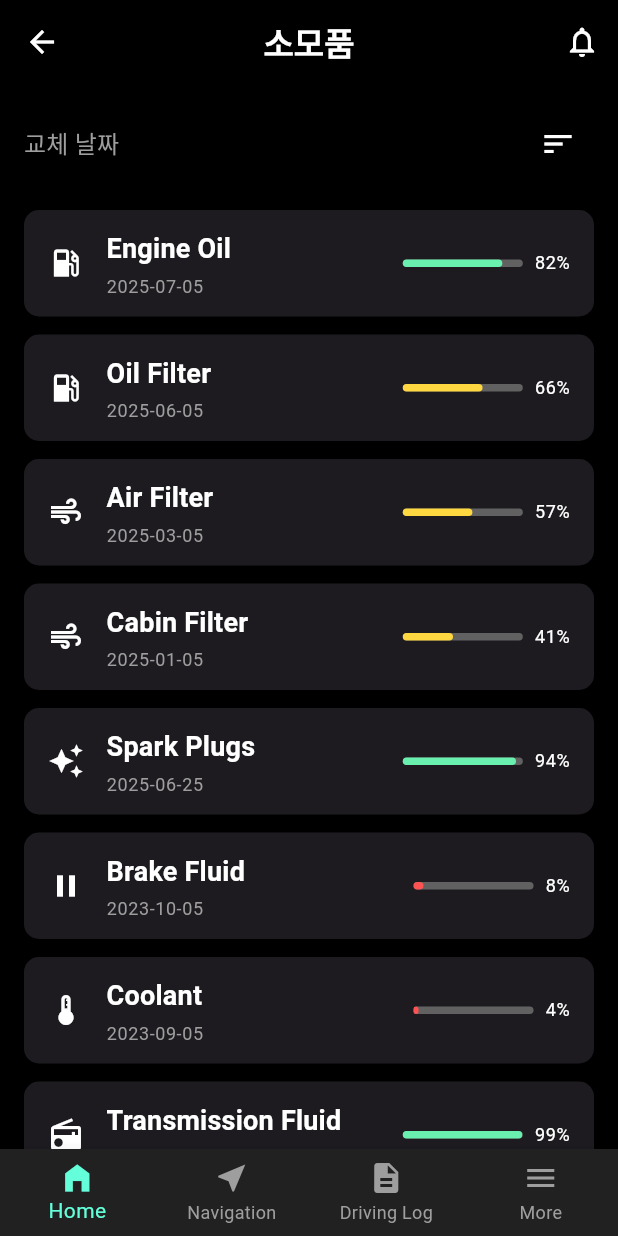
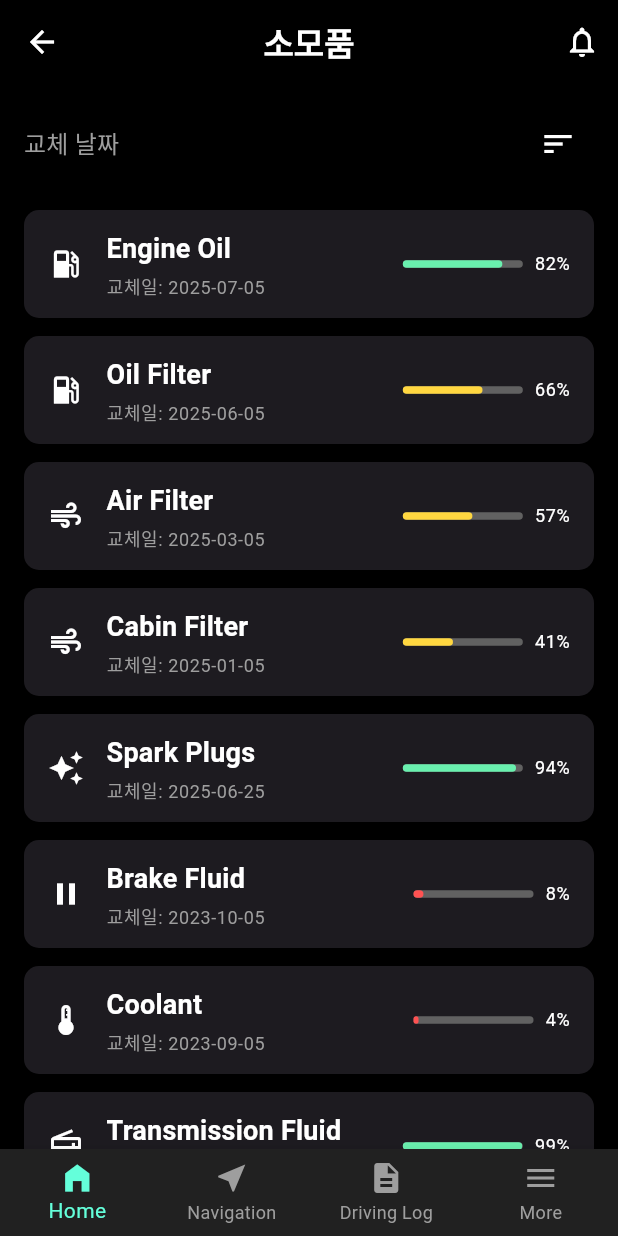
Before and after one commit to liftYun/Moring, a Flutter app: the RootPage screen opened by its route, after a tap on "Engine Oil", on a phone screen of 412 x 824 dp. Run offline on Flutter 3.47's test engine with Material 3 defaults, Android fonts, the light colour scheme and no system bars; drawn by our look-alikes of overlay_support; our stand-ins replace dio, firebase_core, firebase_messaging, flutter_local_notifications, flutter_riverpod, flutter_secure_storage and 2 more; missing offline and left inert: kakao_flutter_sdk_common, kakao_flutter_sdk_user; accounts and stored records are empty; generated files the repository leaves out were written again; network calls fail.

Commit message:
차량 상세 정보

```diff
--- a/front/lib/screens/consumable/consumable_parts.dart
+++ b/front/lib/screens/consumable/consumable_parts.dart
@@ -1,101 +1,82 @@
 // Path: front/lib/screens/consumable/consumable_parts.dart
 
 import 'package:flutter/material.dart';
-import 'package:moring/utils/app_icon.dart'; // AppIcons 클래스를 위해
-import 'package:moring/utils/custom_app_bar.dart'; // CustomAppBar 위젯을 위해
-import 'package:moring/utils/bottom_nav_bar.dart'; // CustomBottomNavBar 위젯을 위해
-import 'package:moring/models/consumable.dart'; // Consumable 모델 임포트
+import 'package:moring/utils/app_icon.dart';
+import 'package:moring/utils/custom_app_bar.dart';
+import 'package:moring/utils/bottom_nav_bar.dart';
+import 'package:moring/models/consumable.dart';
+import 'package:dio/dio.dart';
+import 'package:flutter_riverpod/flutter_riverpod.dart'; // Riverpod import 추가
+import 'package:moring/providers/api_client.dart'; // authDio import 추가
 
+class ConsumablePartsScreen extends ConsumerStatefulWidget { // ConsumerStatefulWidget으로 변경
+  final List<Consumable> consumables;
 
-class ConsumablePartsScreen extends StatefulWidget {
-  const ConsumablePartsScreen({super.key});
+  const ConsumablePartsScreen({super.key, required this.consumables});
 
   @override
-  State<ConsumablePartsScreen> createState() => _ConsumablePartsScreenState();
+  ConsumerState<ConsumablePartsScreen> createState() => _ConsumablePartsScreenState(); // ConsumerState로 변경
 }
 
-class _ConsumablePartsScreenState extends State<ConsumablePartsScreen> {
-  int _selectedIndex = 0; // 하단 네비게이션 바 선택 인덱스
-  late List<Consumable> _consumables; // 소모품 데이터를 담을 리스트
+class _ConsumablePartsScreenState extends ConsumerState<ConsumablePartsScreen> { // ConsumerState로 변경
+  int _selectedIndex = 0;
+  late List<Consumable> _consumables;
+  Consumable? _selectedConsumable;
+  final ScrollController _scrollController = ScrollController();
+
+  final _replacementDateController = TextEditingController();
+  final _replacementCycleMonthsController = TextEditingController();
+  final _replacementCycleKmController = TextEditingController();
+  final _notesController = TextEditingController();
+  String? _selectedType;
+
+  // Dio 인스턴스 생성 로직을 제거합니다.
+  // 대신 _updateConsumableData 함수에서 ref.read(authDioProvider)를 사용합니다.
 
   @override
   void initState() {
     super.initState();
-    _initializeConsumables();
+    _consumables = widget.consumables;
   }
 
-  void _initializeConsumables() {
-    // 현재 시간을 기준으로 소모품 교체 주기를 시뮬레이션합니다.
-    final DateTime now = DateTime.now();
+  @override
+  void dispose() {
+    _replacementDateController.dispose();
+    _replacementCycleMonthsController.dispose();
+    _replacementCycleKmController.dispose();
+    _notesController.dispose();
+    _scrollController.dispose();
+    super.dispose();
+  }
 
-    _consumables = [
-      Consumable(
-        icon: AppIcons.engineOil,
-        title: 'Engine Oil',
-        lastReplacedDate: DateTime(now.year, now.month - 1, now.day), // 1개월 전
-        replacementCycleMonths: 6, // DB 기준: 6개월
-      ),
-      Consumable(
-        icon: AppIcons.engineOil, // Oil Filter 아이콘은 Engine Oil과 유사
-        title: 'Oil Filter',
-        lastReplacedDate: DateTime(now.year, now.month - 2, now.day), // 2개월 전
-        replacementCycleMonths: 6, // DB에 없으므로 Engine Oil과 유사하게 6개월 가정
-      ),
-      Consumable(
-        icon: AppIcons.airFilter,
-        title: 'Air Filter',
-        lastReplacedDate: DateTime(now.year, now.month - 5, now.day), // 5개월 전
-        replacementCycleMonths: 12, // DB 기준: 12개월
-      ),
-      Consumable(
-        icon: AppIcons.airFilter, // Cabin Filter 아이콘은 Air Filter와 유사
-        title: 'Cabin Filter',
-        lastReplacedDate: DateTime(now.year - 0, now.month - 7, now.day), // 7개월 전
-        replacementCycleMonths: 12, // DB에 없으므로 유사하게 12개월 가정
-      ),
-      Consumable(
-        icon: AppIcons.sparkPlugs,
-        title: 'Spark Plugs',
-        lastReplacedDate: DateTime(now.year, now.month - 1, now.day - 10), // 1개월 10일 전
-        replacementCycleMonths: 24, // DB 기준: 24개월
-      ),
-      Consumable(
-        icon: AppIcons.breakFluid,
-        title: 'Brake Fluid',
-        lastReplacedDate: DateTime(now.year - 1, now.month - 10, now.day), // 1년 10개월 전 (낮은 진행률)
-        replacementCycleMonths: 24, // DB 기준: 24개월
-      ),
-      Consumable(
-        icon: AppIcons.coolant,
-        title: 'Coolant',
-        lastReplacedDate: DateTime(now.year - 1, now.month - 11, now.day), // 1년 11개월 전 (매우 낮은 진행률)
-        replacementCycleMonths: 24, // DB 기준: 24개월
-      ),
-      Consumable(
-        icon: AppIcons.transmissionFluid, // Transmission Fluid 아이콘 (AppIcons에 없음, 임시로 설정)
-        title: 'Transmission Fluid',
-        lastReplacedDate: DateTime(now.year, now.month, now.day - 5), // 5일 전 (매우 높은 진행률)
-        replacementCycleMonths: 36, // DB에 없으므로 긴 주기 가정
-      ),
-      Consumable(
-        icon: AppIcons.loccation, // 임시 타이어 아이콘 (AppIcons에 없음)
-        title: 'Tire',
-        lastReplacedDate: DateTime(now.year - 2, now.month, now.day), // 2년 전
-        replacementCycleMonths: 36, // DB 기준: 36개월
-      ),
-      Consumable(
-        icon: AppIcons.breakFluid, // 임시 브레이크 패드 아이콘 (AppIcons에 없음)
-        title: 'Brake Pad',
-        lastReplacedDate: DateTime(now.year - 1, now.month - 5, now.day), // 1년 5개월 전
-        replacementCycleMonths: 24, // DB 기준: 24개월
-      ),
-      Consumable(
-        icon: AppIcons.engineOil, // 임시 와이퍼 블레이드 아이콘 (AppIcons에 없음)
-        title: 'Wiper Blade',
-        lastReplacedDate: DateTime(now.year, now.month - 6, now.day), // 6개월 전
-        replacementCycleMonths: 12, // DB 기준: 12개월
-      ),
-    ];
+  void _onConsumableTap(Consumable consumable) {
+    if (_selectedConsumable == consumable) {
+      setState(() {
+        _selectedConsumable = null;
+      });
+    } else {
+      setState(() {
+        _selectedConsumable = consumable;
+        _replacementDateController.text =
+        '${consumable.lastReplacedDate.year}-${consumable.lastReplacedDate.month.toString().padLeft(2, '0')}-${consumable.lastReplacedDate.day.toString().padLeft(2, '0')}';
+        _replacementCycleMonthsController.text =
+        '${consumable.replacementCycleMonths}';
+        _replacementCycleKmController.text = '10000';
+        _notesController.text = '';
+        _selectedType = 'CONSUMABLE';
+      });
+
+      WidgetsBinding.instance.addPostFrameCallback((_) {
+        final selectedIndex = _consumables.indexOf(consumable);
+        if (selectedIndex != -1) {
+          _scrollController.animateTo(
+            (selectedIndex * 100.0) + 100,
+            duration: const Duration(milliseconds: 500),
+            curve: Curves.easeOut,
+          );
+        }
+      });
+    }
   }
 
   void _onItemTapped(int index) {
@@ -103,29 +84,203 @@ class _ConsumablePartsScreenState extends State<ConsumablePartsScreen> {
       _selectedIndex = index;
     });
 
-    // 하단바 탭 시 페이지 전환 로직
-    if (index == 0) { // Home 탭 (인덱스 0)
+    if (index == 0) {
       if (Navigator.canPop(context)) {
-        Navigator.pop(context); // 이전 화면(대부분 HomePage/HomeContent)으로 돌아가기
+        Navigator.pop(context);
       } else {
-        debugPrint('ConsumablePartsScreen이 스택의 최상단입니다. 홈으로 강제 이동...');
+        debugPrint('ConsumablePartsScreen이 스택의 최상단입니다.');
       }
     }
-    // 다른 탭에 대한 이동 로직은 필요에 따라 추가
   }
 
-  // 각 소모품 상태 카드를 빌드하는 헬퍼 위젯
+  Future<void> _showDatePicker() async {
+    final DateTime? pickedDate = await showDatePicker(
+      context: context,
+      initialDate: DateTime.now(),
+      firstDate: DateTime(2000),
+      lastDate: DateTime.now(),
+      builder: (BuildContext context, Widget? child) {
+        return Theme(
+          data: ThemeData.dark().copyWith(
+            colorScheme: const ColorScheme.dark(
+              primary: Colors.blue,
+              onPrimary: Colors.white,
+              surface: Color(0xFF1E1E1E),
+              onSurface: Colors.white,
+            ),
+            dialogBackgroundColor: const Color(0xFF1E1E1E),
+          ),
+          child: child!,
+        );
+      },
+    );
+
+    if (pickedDate != null) {
+      setState(() {
+        _replacementDateController.text =
+        '${pickedDate.year}-${pickedDate.month.toString().padLeft(2, '0')}-${pickedDate.day.toString().padLeft(2, '0')}';
+      });
+    }
+  }
+
+  Future<void> _updateConsumableData() async {
+    if (_selectedConsumable == null) return;
+
+    final data = {
+      'nameKo': _selectedConsumable!.title,
+      'nameEn': _selectedConsumable!.title.replaceAll(' ', ''),
+      'recommendedCycleMonths': int.tryParse(_replacementCycleMonthsController.text),
+      'recommendedCycleKm': int.tryParse(_replacementCycleKmController.text),
+      'type': _selectedType,
+      'description': _notesController.text,
+    };
+
+    try {
+      final dio = ref.read(authDioProvider); // ref를 사용해 authDio를 가져옵니다.
+      final response = await dio.post('/api/v1/parts', data: data); // dio 인스턴스 사용
+      if (response.statusCode == 200) {
+        if (mounted) {
+          ScaffoldMessenger.of(context).showSnackBar(
+            const SnackBar(content: Text('소모품 정보가 성공적으로 등록/수정되었습니다.')),
+          );
+        }
+        setState(() {
+          _selectedConsumable = null;
+        });
+      }
+    } on DioException catch (e) {
+      debugPrint('요청 실패: ${e.message}');
+      if (mounted) {
+        ScaffoldMessenger.of(context).showSnackBar(
+          SnackBar(content: Text('소모품 정보 등록/수정 실패: ${e.message}')),
+        );
+      }
+    }
+  }
+
+  Widget _buildTextField({
+    required String label,
+    required TextEditingController controller,
+    bool readOnly = false,
+    TextInputType keyboardType = TextInputType.text,
+    VoidCallback? onTap,
+  }) {
+    return Column(
+      crossAxisAlignment: CrossAxisAlignment.start,
+      children: [
+        Text(label, style: const TextStyle(color: Colors.grey, fontSize: 14)),
+        const SizedBox(height: 8),
+        GestureDetector(
+          onTap: onTap,
+          child: AbsorbPointer(
+            absorbing: onTap != null,
+            child: TextField(
+              controller: controller,
+              readOnly: readOnly || onTap != null,
+              keyboardType: keyboardType,
+              style: const TextStyle(color: Colors.white),
+              decoration: InputDecoration(
+                filled: true,
+                fillColor: Colors.grey[800],
+                border: OutlineInputBorder(
+                  borderRadius: BorderRadius.circular(10),
+                  borderSide: BorderSide.none,
+                ),
+              ),
+            ),
+          ),
+        ),
+      ],
+    );
+  }
+
+  Widget _buildConsumableInputForm(Consumable consumable) {
+    return Padding(
+      padding: const EdgeInsets.symmetric(horizontal: 16.0),
+      child: Column(
+        children: [
+          const SizedBox(height: 24),
+          Text(
+            '${consumable.title} 상세 정보',
+            style: Theme.of(context).textTheme.headlineSmall?.copyWith(
+              color: Colors.white,
+              fontWeight: FontWeight.bold,
+            ),
+          ),
+          const SizedBox(height: 24),
+          _buildTextField(
+            label: '교체일',
+            controller: _replacementDateController,
+            readOnly: true,
+            onTap: _showDatePicker,
+          ),
+          const SizedBox(height: 16),
+          _buildTextField(label: '교체 주기(개월)', controller: _replacementCycleMonthsController),
+          const SizedBox(height: 16),
+          _buildTextField(label: '교체 주기(km)', controller: _replacementCycleKmController, keyboardType: TextInputType.number),
+          const SizedBox(height: 16),
+          Column(
+            crossAxisAlignment: CrossAxisAlignment.start,
+            children: [
+              const Text('부품 유형', style: TextStyle(color: Colors.grey, fontSize: 14)),
+              const SizedBox(height: 8),
+              DropdownButtonFormField<String>(
+                value: _selectedType,
+                dropdownColor: Colors.grey[900],
+                style: const TextStyle(color: Colors.white),
+                decoration: InputDecoration(
+                  filled: true,
+                  fillColor: Colors.grey[800],
+                  border: OutlineInputBorder(
+                    borderRadius: BorderRadius.circular(10),
+                    borderSide: BorderSide.none,
+                  ),
+                ),
+                items: <String>['CONSUMABLE', 'EQUIPMENT', 'OTHER']
+                    .map<DropdownMenuItem<String>>((String value) {
+                  return DropdownMenuItem<String>(
+                    value: value,
+                    child: Text(value),
+                  );
+                }).toList(),
+                onChanged: (String? newValue) {
+                  setState(() {
+                    _selectedType = newValue;
+                  });
+                },
+              ),
+            ],
+          ),
+          const SizedBox(height: 16),
+          _buildTextField(label: '특이사항', controller: _notesController),
+          const SizedBox(height: 32),
+          ElevatedButton(
+            onPressed: _updateConsumableData,
+            style: ElevatedButton.styleFrom(
+              backgroundColor: Colors.blue,
+              minimumSize: const Size(double.infinity, 50),
+              shape: RoundedRectangleBorder(borderRadius: BorderRadius.circular(10)),
+            ),
+            child: const Text('Update', style: TextStyle(color: Colors.white, fontSize: 18)),
+          ),
+          const SizedBox(height: 20),
+        ],
+      ),
+    );
+  }
+
   Widget _buildConsumableItemCard({
     required BuildContext context,
-    required Consumable consumable, // Consumable 객체를 직접 전달
+    required Consumable consumable,
   }) {
-    // '마지막 교체일'을 사용합니다.
     final formattedLastReplacedDate = '${consumable.lastReplacedDate.year}-${consumable.lastReplacedDate.month.toString().padLeft(2, '0')}-${consumable.lastReplacedDate.day.toString().padLeft(2, '0')}';
     final progress = consumable.getRemainingPercentage();
 
-    return Card(
+    return GestureDetector(
+      onTap: () => _onConsumableTap(consumable),
+      child: Card(
         elevation: 0,
-      margin: const EdgeInsets.only(bottom: 12), // 각 카드 아래 간격 추가
+        margin: const EdgeInsets.only(bottom: 12),
         shape: RoundedRectangleBorder(borderRadius: BorderRadius.circular(10)),
         child: Padding(
           padding: const EdgeInsets.symmetric(horizontal: 16.0, vertical: 12.0),
@@ -145,9 +300,8 @@ class _ConsumablePartsScreenState extends State<ConsumablePartsScreen> {
                       ),
                     ),
                     const SizedBox(height: 4),
-                  // '교체일: YYYY-MM-DD' 형식으로 마지막 교체일 표시
                     Text(
-                    '$formattedLastReplacedDate',
+                      '교체일: $formattedLastReplacedDate',
                       style: Theme.of(context).textTheme.bodySmall?.copyWith(
                         color: Colors.grey,
                       ),
@@ -155,11 +309,10 @@ class _ConsumablePartsScreenState extends State<ConsumablePartsScreen> {
                   ],
                 ),
               ),
-            // 프로그레스 바와 퍼센트 함께 표시
               Row(
                 children: [
                   SizedBox(
-                  width: 80, // 프로그레스 바의 너비 조정
+                    width: 80,
                     child: LinearProgressIndicator(
                       value: progress,
                       backgroundColor: Colors.grey[700],
@@ -170,9 +323,9 @@ class _ConsumablePartsScreenState extends State<ConsumablePartsScreen> {
                       borderRadius: BorderRadius.circular(5),
                     ),
                   ),
-                const SizedBox(width: 8), // 프로그레스 바와 퍼센트 사이 간격
+                  const SizedBox(width: 8),
                   Text(
-                  '${(progress * 100).toInt()}%', // 퍼센트 표시
+                    '${(progress * 100).toInt()}%',
                     style: Theme.of(context).textTheme.bodySmall?.copyWith(
                       color: Colors.white,
                     ),
@@ -182,6 +335,7 @@ class _ConsumablePartsScreenState extends State<ConsumablePartsScreen> {
             ],
           ),
         ),
+      ),
     );
   }
 
@@ -189,21 +343,21 @@ class _ConsumablePartsScreenState extends State<ConsumablePartsScreen> {
   Widget build(BuildContext context) {
     return Scaffold(
       appBar: CustomAppBar(
-        title: '소모품', // 이미지에 맞춰 "소모품"으로 타이틀 설정
+        title: '소모품',
         onBackButtonPressed: () {
-          Navigator.pop(context); // 이전 화면(HomePage)으로 돌아가기
+          Navigator.pop(context);
         },
         onNotificationPressed: () {
           debugPrint('소모품 화면 알림 버튼 클릭!');
         },
       ),
       body: SingleChildScrollView(
+        controller: _scrollController,
         child: Padding(
           padding: const EdgeInsets.all(16.0),
           child: Column(
             crossAxisAlignment: CrossAxisAlignment.stretch,
             children: [
-              // '교체 날짜' 텍스트만 표시하고 날짜는 제거
               Padding(
                 padding: const EdgeInsets.only(bottom: 10.0),
                 child: Row(
@@ -212,16 +366,15 @@ class _ConsumablePartsScreenState extends State<ConsumablePartsScreen> {
                     Row(
                       children: [
                         Text(
-                          '교체 날짜', // "교체 날짜" 텍스트만 유지
+                          '교체 날짜',
                           style: Theme.of(context).textTheme.titleSmall?.copyWith(
                             color: Colors.grey,
                           ),
                         ),
-                        // 날짜 텍스트는 완전히 제거된 상태입니다.
                       ],
                     ),
                     IconButton(
-                      icon: const Icon(Icons.sort, color: Colors.white), // 정렬/필터 아이콘
+                      icon: const Icon(Icons.sort, color: Colors.white),
                       onPressed: () {
                         debugPrint('정렬/필터 버튼 클릭!');
                       },
@@ -229,13 +382,18 @@ class _ConsumablePartsScreenState extends State<ConsumablePartsScreen> {
                   ],
                 ),
               ),
-              const SizedBox(height: 10), // 위젯 간 간격 유지
-              // _consumables 리스트에서 동적으로 소모품 항목 빌드
-              ..._consumables.map((consumable) {
-                return _buildConsumableItemCard(
+              const SizedBox(height: 10),
+              ..._consumables.expand((consumable) {
+                List<Widget> widgets = [
+                  _buildConsumableItemCard(
                     context: context,
                     consumable: consumable,
-                );
+                  ),
+                ];
+                if (_selectedConsumable != null && _selectedConsumable == consumable) {
+                  widgets.add(_buildConsumableInputForm(_selectedConsumable!));
+                }
+                return widgets;
               }).toList(),
             ],
           ),
--- a/front/lib/widgets/consumables_section.dart
+++ b/front/lib/widgets/consumables_section.dart
@@ -34,10 +34,13 @@ class ConsumablesSection extends StatelessWidget {
 
               return GestureDetector(
                 onTap: () {
+                  // ConsumablePartsScreen으로 이동하면서 전체 소모품 목록을 전달합니다.
                   Navigator.push(
                     context,
                     MaterialPageRoute(
-                      builder: (context) => const ConsumablePartsScreen(),
+                      builder: (context) => ConsumablePartsScreen(
+                        consumables: consumables,
+                      ),
                     ),
                   );
                 },
```
Also changed, not shown: front/lib/screens/consumable/consumable_input.dart (deleted). Lines whose indentation alone changed are shown as unchanged.
